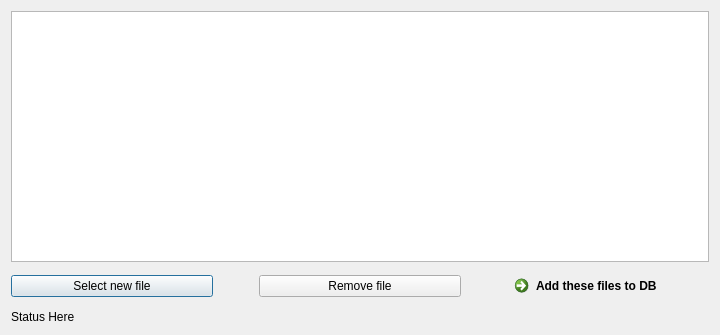
Qt form Gui/Dialogs/DialogAddNewFile.ui (fxdeniz/NeSync) before a commit.
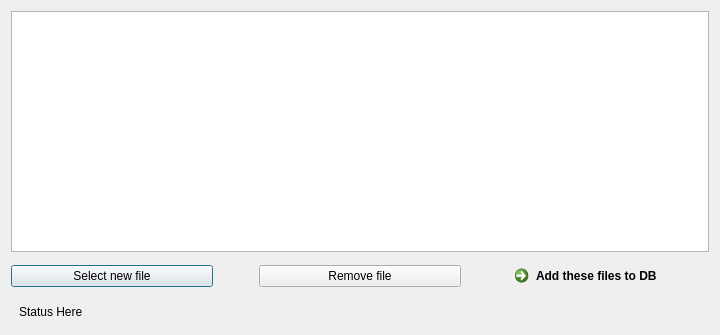
The same form after that commit.

```diff
--- a/Gui/Dialogs/DialogAddNewFile.ui
+++ b/Gui/Dialogs/DialogAddNewFile.ui
@@ -113,6 +113,12 @@
    </item>
    <item>
     <widget class="QLabel" name="labelStatus">
+     <property name="styleSheet">
+      <string notr="true">QLabel
+ {
+padding:  5px 5px 5px 5px;
+}</string>
+     </property>
      <property name="text">
       <string>Status Here</string>
      </property>
```
